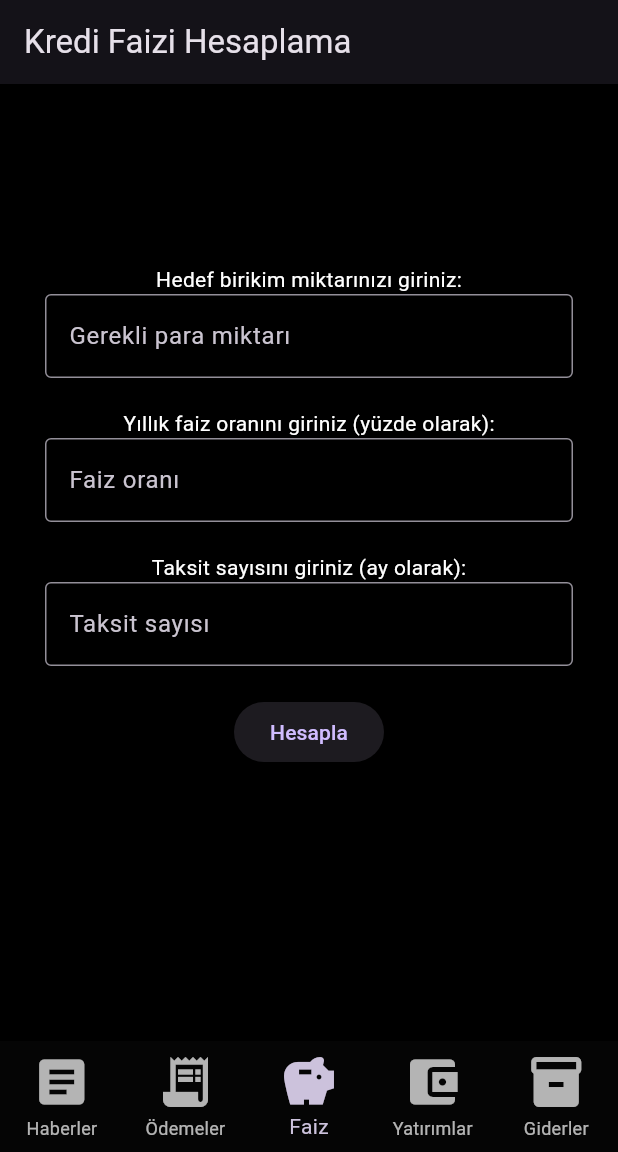
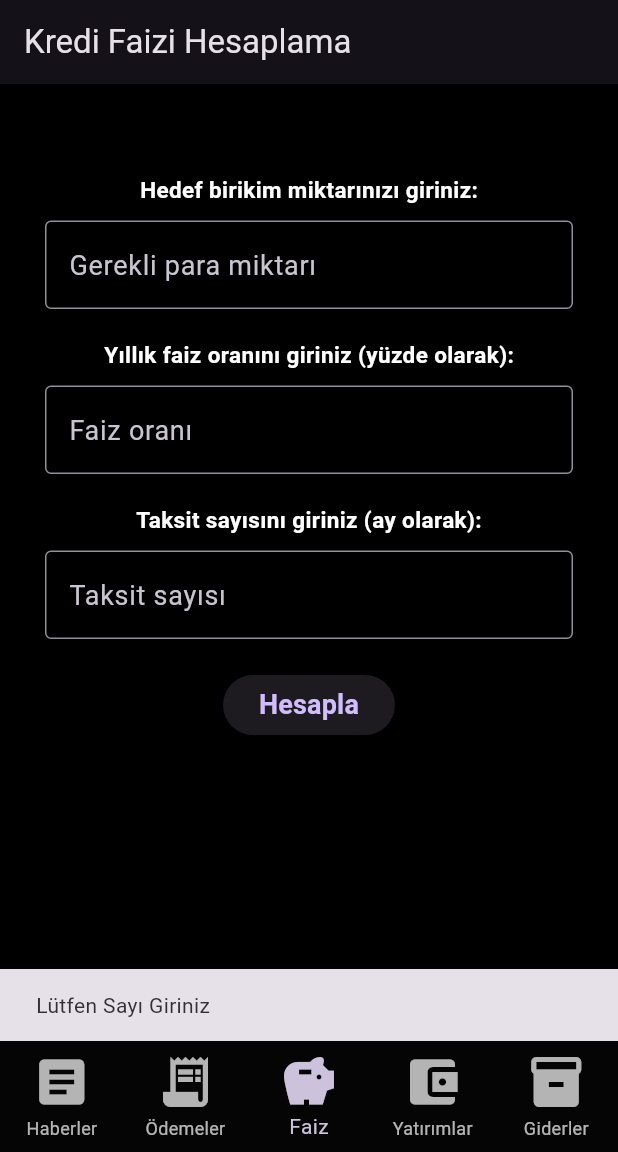
Before and after one commit to Emirhanulkerr/Budget-and-Investment-tracker-app, a Flutter app: the screen it shows after launch, item 3 of the bottom bar chosen, after a tap on "Hesapla", on a phone screen of 412 x 824 dp, the part 84-1236 px from its top. Run offline on Flutter 3.47's test engine with Material 3 defaults, Android fonts, the light colour scheme and no system bars; Roboto replaces fonts that are missing (San Francisco).

Commit message:
Some Changes Done! error bug fix!

```diff
--- a/lib/screens/savings_wizard_screen3.dart
+++ b/lib/screens/savings_wizard_screen3.dart
@@ -1,3 +1,4 @@
+// dart
 import 'package:flutter/material.dart';
 
 class SavingsWizardScreen extends StatefulWidget {
@@ -22,12 +23,20 @@ class _SavingsWizardScreenState extends State<SavingsWizardScreen> {
     final double? annualInterest = double.tryParse(interestText);
     final int? months = int.tryParse(installmentText);
 
-    if (target != null &&
-        target > 0 &&
-        annualInterest != null &&
-        annualInterest >= 0 &&
-        months != null &&
-        months > 0) {
+    if (target == null || annualInterest == null || months == null) {
+      ScaffoldMessenger.of(context).showSnackBar(
+        const SnackBar(
+          content: Text('Lütfen Sayı Giriniz'),
+        ),
+      );
+      setState(() {
+        _monthlyPayment = null;
+        _totalAmount = null;
+      });
+      return;
+    }
+
+    if (target > 0 && annualInterest >= 0 && months > 0) {
       setState(() {
         _totalAmount = _calculateTotalWithInterest(target, annualInterest, months);
         _monthlyPayment = _totalAmount! / months;
@@ -66,10 +75,12 @@ class _SavingsWizardScreenState extends State<SavingsWizardScreen> {
   Widget build(BuildContext context) {
     return Scaffold(
       backgroundColor: Colors.black,
-      appBar: AppBar(title: const Text('Kredi Faizi Hesaplama')),
+      appBar: AppBar(
+        title: const Text('Kredi Faizi Hesaplama', style: TextStyle(fontSize: 22)),
+      ),
       body: GestureDetector(
         onTap: () {
-          FocusScope.of(context).unfocus(); // Klavyeyi kapatır
+          FocusScope.of(context).unfocus();
         },
         behavior: HitTestBehavior.opaque,
         child: SingleChildScrollView(
@@ -77,8 +88,12 @@ class _SavingsWizardScreenState extends State<SavingsWizardScreen> {
           child: Column(
             mainAxisAlignment: MainAxisAlignment.center,
             children: [
-              const SizedBox(height: 90),
-              const Text('Hedef birikim miktarınızı giriniz:', style: TextStyle(color: Colors.white)),
+              const SizedBox(height: 30),
+              const Text(
+                'Hedef birikim miktarınızı giriniz:',
+                style: TextStyle(fontSize: 15, fontWeight: FontWeight.bold, color: Colors.white),
+              ),
+              const SizedBox(height: 10),
               TextField(
                 controller: _targetController,
                 keyboardType: TextInputType.number,
@@ -86,9 +101,14 @@ class _SavingsWizardScreenState extends State<SavingsWizardScreen> {
                   border: OutlineInputBorder(),
                   hintText: 'Gerekli para miktarı',
                 ),
+                style: const TextStyle(fontSize: 18),
               ),
               const SizedBox(height: 20),
-              const Text('Yıllık faiz oranını giriniz (yüzde olarak):', style: TextStyle(color: Colors.white)),
+              const Text(
+                'Yıllık faiz oranını giriniz (yüzde olarak):',
+                style: TextStyle(fontSize: 15, fontWeight: FontWeight.bold, color: Colors.white),
+              ),
+              const SizedBox(height: 10),
               TextField(
                 controller: _interestController,
                 keyboardType: TextInputType.number,
@@ -96,9 +116,14 @@ class _SavingsWizardScreenState extends State<SavingsWizardScreen> {
                   border: OutlineInputBorder(),
                   hintText: 'Faiz oranı',
                 ),
+                style: const TextStyle(fontSize: 18),
               ),
               const SizedBox(height: 20),
-              const Text('Taksit sayısını giriniz (ay olarak):', style: TextStyle(color: Colors.white)),
+              const Text(
+                'Taksit sayısını giriniz (ay olarak):',
+                style: TextStyle(fontSize: 15, fontWeight: FontWeight.bold, color: Colors.white),
+              ),
+              const SizedBox(height: 10),
               TextField(
                 controller: _installmentCountController,
                 keyboardType: TextInputType.number,
@@ -106,18 +131,22 @@ class _SavingsWizardScreenState extends State<SavingsWizardScreen> {
                   border: OutlineInputBorder(),
                   hintText: 'Taksit sayısı',
                 ),
+                style: const TextStyle(fontSize: 18),
               ),
               const SizedBox(height: 20),
               ElevatedButton(
                 onPressed: _calculateSavings,
-                child: const Text('Hesapla'),
+                child: const Text('Hesapla', style: TextStyle(fontSize: 18, fontWeight: FontWeight.bold)),
               ),
               const SizedBox(height: 20),
               if (_monthlyPayment != null && _totalAmount != null)
                 Column(
                   children: [
-                    Text('Ayda: ${formatCurrency(_monthlyPayment!)}', style: const TextStyle(color: Colors.white)),
-                    Text('Faizli Toplam: ${formatCurrency(_totalAmount!)}', style: const TextStyle(color: Colors.white)),
+                    Text('Ayda: ${formatCurrency(_monthlyPayment!)}',
+                        style: const TextStyle(fontSize: 15, fontWeight: FontWeight.bold, color: Colors.white)),
+                    const SizedBox(height: 10),
+                    Text('Faizli Toplam: ${formatCurrency(_totalAmount!)}',
+                        style: const TextStyle(fontSize: 15, fontWeight: FontWeight.bold, color: Colors.white)),
                   ],
                 ),
             ],
```
